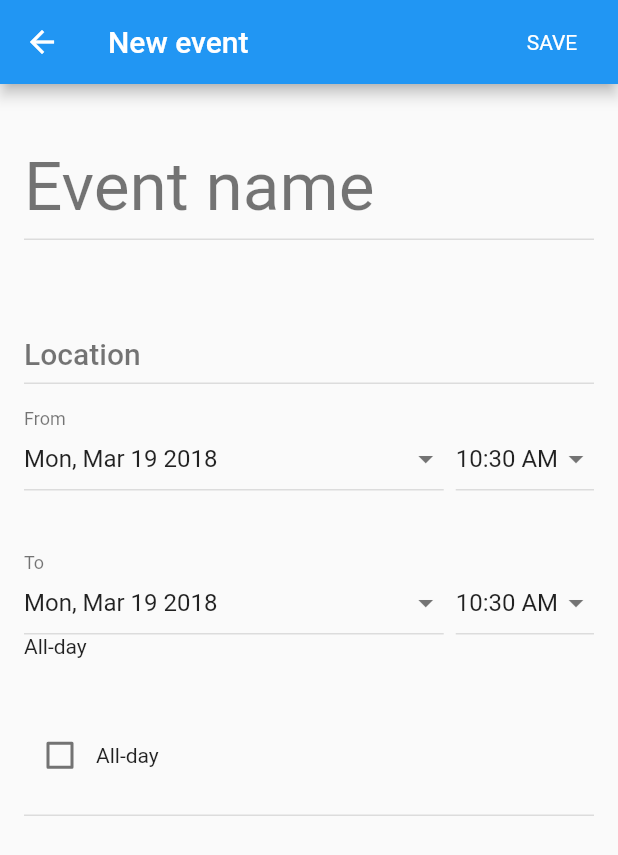
After one commit to ezrasandzerbell/FLUTTER-ios-android-app, a Flutter app: the fullScreenDialogue screen opened by its route, on a phone screen of 412 x 824 dp. The commit adds this screen. Shown: the top 855 px of the screen. Run offline on Flutter 3.47's test engine with Material 2 defaults, Android fonts, the phone set to English and light mode, and no system bars; missing offline and left inert: carousel.

Commit message:
introduce full page calendar for scheduling, works when routed to

```diff
--- /dev/null
+++ b/lib/full-screen-dialog.dart
@@ -0,0 +1,246 @@
+import 'dart:async';
+
+import 'package:flutter/foundation.dart';
+import 'package:flutter/material.dart';
+import 'package:intl/intl.dart';
+
+// This demo is based on
+// https://material.google.com/components/dialogs.html#dialogs-full-screen-dialogs
+
+enum DismissDialogAction {
+  cancel,
+  discard,
+  save,
+}
+
+class DateTimeItem extends StatelessWidget {
+  DateTimeItem({ Key key, DateTime dateTime, @required this.onChanged })
+      : assert(onChanged != null),
+        date = new DateTime(dateTime.year, dateTime.month, dateTime.day),
+        time = new TimeOfDay(hour: dateTime.hour, minute: dateTime.minute),
+        super(key: key);
+
+  final DateTime date;
+  final TimeOfDay time;
+  final ValueChanged<DateTime> onChanged;
+
+  @override
+  Widget build(BuildContext context) {
+    final ThemeData theme = Theme.of(context);
+
+    return new DefaultTextStyle(
+        style: theme.textTheme.subhead,
+        child: new Row(
+            children: <Widget>[
+              new Expanded(
+                  child: new Container(
+                      padding: const EdgeInsets.symmetric(vertical: 8.0),
+                      decoration: new BoxDecoration(
+                          border: new Border(bottom: new BorderSide(color: theme.dividerColor))
+                      ),
+                      child: new InkWell(
+                          onTap: () {
+                            showDatePicker(
+                                context: context,
+                                initialDate: date,
+                                firstDate: date.subtract(const Duration(days: 30)),
+                                lastDate: date.add(const Duration(days: 30))
+                            )
+                                .then<Null>((DateTime value) {
+                              if (value != null)
+                                onChanged(new DateTime(value.year, value.month, value.day, time.hour, time.minute));
+                            });
+                          },
+                          child: new Row(
+                              mainAxisAlignment: MainAxisAlignment.spaceBetween,
+                              children: <Widget>[
+                                new Text(new DateFormat('EEE, MMM d yyyy').format(date)),
+                                const Icon(Icons.arrow_drop_down, color: Colors.black54),
+                              ]
+                          )
+                      )
+                  )
+              ),
+              new Container(
+                  margin: const EdgeInsets.only(left: 8.0),
+                  padding: const EdgeInsets.symmetric(vertical: 8.0),
+                  decoration: new BoxDecoration(
+                      border: new Border(bottom: new BorderSide(color: theme.dividerColor))
+                  ),
+                  child: new InkWell(
+                      onTap: () {
+                        showTimePicker(
+                            context: context,
+                            initialTime: time
+                        )
+                            .then<Null>((TimeOfDay value) {
+                          if (value != null)
+                            onChanged(new DateTime(date.year, date.month, date.day, value.hour, value.minute));
+                        });
+                      },
+                      child: new Row(
+                          children: <Widget>[
+                            new Text('${time.format(context)}'),
+                            const Icon(Icons.arrow_drop_down, color: Colors.black54),
+                          ]
+                      )
+                  )
+              )
+            ]
+        )
+    );
+  }
+}
+
+class fullScreenDialogue extends StatefulWidget {
+  fullScreenDialogue({Key key, this.title}) : super(key: key);
+  final String title;
+  static const String routeName = "/fullScreenDialogue";
+  @override
+
+  fullScreenDialogueState createState() => new fullScreenDialogueState();
+}
+
+class fullScreenDialogueState extends State<fullScreenDialogue> {
+
+
+  DateTime _fromDateTime = new DateTime.now();
+  DateTime _toDateTime = new DateTime.now();
+  bool _allDayValue = false;
+  bool _saveNeeded = false;
+
+  Future<bool> _onWillPop() async {
+    if (!_saveNeeded)
+      return true;
+
+    final ThemeData theme = Theme.of(context);
+    final TextStyle dialogTextStyle = theme.textTheme.subhead.copyWith(color: theme.textTheme.caption.color);
+
+    return await showDialog<bool>(
+      context: context,
+      builder: (BuildContext context) {
+        return new AlertDialog(
+          content: new Text(
+              'Discard new event?',
+              style: dialogTextStyle
+          ),
+          actions: <Widget>[
+            new FlatButton(
+                child: const Text('CANCEL'),
+                onPressed: () {
+                  Navigator.of(context).pop(false); // Pops the confirmation dialog but not the page.
+                }
+            ),
+            new FlatButton(
+                child: const Text('DISCARD'),
+                onPressed: () {
+                  Navigator.of(context).pop(true); // Returning true to _onWillPop will pop again.
+                }
+            )
+          ],
+        );
+      },
+    ) ?? false;
+  }
+
+  @override
+  Widget build(BuildContext context) {
+    final ThemeData theme = Theme.of(context);
+
+    return new Scaffold(
+      appBar: new AppBar(
+          title: const Text('New event'),
+          actions: <Widget> [
+            new FlatButton(
+                child: new Text('SAVE', style: theme.textTheme.body1.copyWith(color: Colors.white)),
+                onPressed: () {
+                  Navigator.pop(context, DismissDialogAction.save);
+                }
+            )
+          ]
+      ),
+      body: new Form(
+          onWillPop: _onWillPop,
+          child: new ListView(
+              padding: const EdgeInsets.all(16.0),
+              children: <Widget>[
+                new Container(
+                    padding: const EdgeInsets.symmetric(vertical: 8.0),
+                    decoration: new BoxDecoration(
+                        border: new Border(bottom: new BorderSide(color: theme.dividerColor))
+                    ),
+                    alignment: Alignment.bottomLeft,
+                    child: new Text('Event name', style: theme.textTheme.display2)
+                ),
+                new Container(
+                    padding: const EdgeInsets.symmetric(vertical: 8.0),
+                    decoration: new BoxDecoration(
+                        border: new Border(bottom: new BorderSide(color: theme.dividerColor))
+                    ),
+                    alignment: Alignment.bottomLeft,
+                    child: new Text('Location', style: theme.textTheme.title.copyWith(color: Colors.black54))
+                ),
+                new Column(
+                    crossAxisAlignment: CrossAxisAlignment.start,
+                    children: <Widget>[
+                      new Text('From', style: theme.textTheme.caption),
+                      new DateTimeItem(
+                          dateTime: _fromDateTime,
+                          onChanged: (DateTime value) {
+                            setState(() {
+                              _fromDateTime = value;
+                              _saveNeeded = true;
+                            });
+                          }
+                      )
+                    ]
+                ),
+                new Column(
+                    crossAxisAlignment: CrossAxisAlignment.start,
+                    children: <Widget>[
+                      new Text('To', style: theme.textTheme.caption),
+                      new DateTimeItem(
+                          dateTime: _toDateTime,
+                          onChanged: (DateTime value) {
+                            setState(() {
+                              _toDateTime = value;
+                              _saveNeeded = true;
+                            });
+                          }
+                      ),
+                      const Text('All-day'),
+                    ]
+                ),
+                new Container(
+                    decoration: new BoxDecoration(
+                        border: new Border(bottom: new BorderSide(color: theme.dividerColor))
+                    ),
+                    child: new Row(
+                        children: <Widget> [
+                          new Checkbox(
+                              value: _allDayValue,
+                              onChanged: (bool value) {
+                                setState(() {
+                                  _allDayValue = value;
+                                  _saveNeeded = true;
+                                });
+                              }
+                          ),
+                          const Text('All-day'),
+                        ]
+                    )
+                )
+              ]
+                  .map((Widget child) {
+                return new Container(
+                    padding: const EdgeInsets.symmetric(vertical: 8.0),
+                    height: 96.0,
+                    child: child
+                );
+              })
+                  .toList()
+          )
+      ),
+    );
+  }
+}
--- a/lib/full-width-button.dart
+++ b/lib/full-width-button.dart
@@ -15,14 +15,28 @@ Widget fullWidthButton(String label, Color colorCode, BuildContext context, rout
         ),
     ),
     child: new Row(
-      mainAxisAlignment: MainAxisAlignment.spaceBetween,
+      mainAxisAlignment: MainAxisAlignment.start,
       children: [
         new Column(
           mainAxisAlignment: MainAxisAlignment.center,
           children: [
             new GestureDetector(
               onTap: (){
-                print("hello");
+                showModalBottomSheet<Null>(context: context, builder: (BuildContext context) {
+                  return new Container(
+                    height: 500.0,
+                      child: new Padding(
+                          padding: const EdgeInsets.all(32.0),
+                          child: new Text('This is the modal bottom sheet. Click anywhere to dismiss.',
+                              textAlign: TextAlign.center,
+                              style: new TextStyle(
+                                  color: Theme.of(context).accentColor,
+                                  fontSize: 24.0
+                              )
+                          )
+                      )
+                  );
+                });
               },
               child: new Container(
                 child: new Text(
@@ -37,6 +51,7 @@ Widget fullWidthButton(String label, Color colorCode, BuildContext context, rout
             ),
           ],
         ),
+
       ],
     ),
   );
--- a/lib/main-footer.dart
+++ b/lib/main-footer.dart
@@ -6,6 +6,7 @@ import 'sign-in-page.dart';
 import 'day-hour-availability.dart';
 import 'sign-up-location.dart';
 import 'sign-up-almost-done.dart';
+import 'full-screen-dialog.dart';
 
 var whiteColor = const Color(0xFFeceff1);
 var pinkColor = const Color(0xFFf735e9);
@@ -48,6 +49,11 @@ Widget footerLink(String label, Color colorCode, BuildContext context, routeCont
               Navigator.of(context).pushNamed(signUpAlmostDone.routeName);
             }
             break;
+
+            case "fullScreenDialogue": {
+              Navigator.of(context).pushNamed(fullScreenDialogue.routeName);
+            }
+            break;
           }
 
         },
--- a/lib/main.dart
+++ b/lib/main.dart
@@ -6,6 +6,7 @@ import 'sign-up-services.dart';
 import 'day-hour-availability.dart';
 import 'sign-up-location.dart';
 import 'sign-up-almost-done.dart';
+import 'full-screen-dialog.dart';
 
 void main() {
   runApp(new MyApp());
@@ -22,6 +23,7 @@ class MyApp extends StatelessWidget {
       dayHourAvailability.routeName: (BuildContext context) => new dayHourAvailability(title: "dayHourAvailability"),
       signUpLocation.routeName: (BuildContext context) => new signUpLocation(title: "signUpLocation"),
       signUpAlmostDone.routeName: (BuildContext context) => new signUpAlmostDone(title: "signUpAlmostDone"),
+      fullScreenDialogue.routeName: (BuildContext context) => new fullScreenDialogue(title: "fullScreenDialogue"),
     };
 
     return new MaterialApp(
--- a/lib/my-app-homepage.dart
+++ b/lib/my-app-homepage.dart
@@ -2,6 +2,7 @@ import 'package:flutter/material.dart';
 import 'package:flutter/rendering.dart';
 import 'package:carousel/carousel.dart';
 import 'sign-up-p1.dart';
+import 'full-screen-dialog.dart';
 import 'main-footer.dart';
 
 class MyAppHomePage extends StatelessWidget {
--- a/pubspec.yaml
+++ b/pubspec.yaml
@@ -6,7 +6,7 @@ dependencies:
   carousel: ^0.0.1
   flutter:
     sdk: flutter
-
+  intl: ^0.15.2
   # The following adds the Cupertino Icons font to your application.
   # Use with the CupertinoIcons class for iOS style icons.
   cupertino_icons: ^0.1.0
@@ -14,7 +14,7 @@ dependencies:
 dev_dependencies:
   flutter_test:
     sdk: flutter
-
+  intl: ^0.15.2
 
 # For information on the generic Dart part of this file, see the
 # following page: https://www.dartlang.org/tools/pub/pubspec
```
